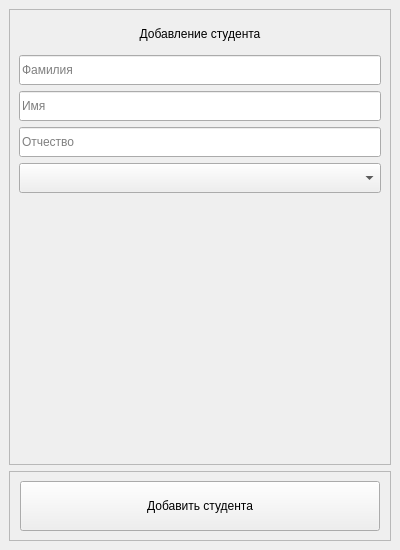
Old version of the form ui/adding_form.ui in the repository Gen1us02/PPOIS_2.
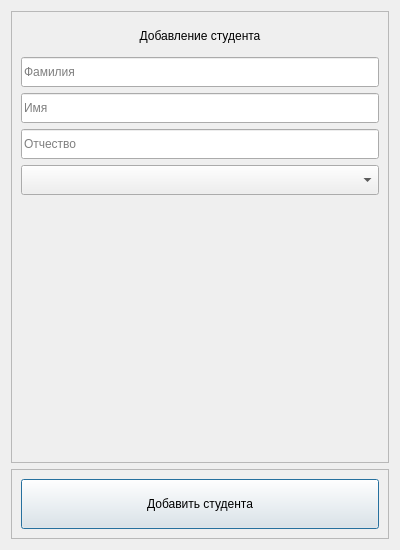
New version of the form.

The edit to the form file:
```diff
--- a/ui/adding_form.ui
+++ b/ui/adding_form.ui
@@ -1,7 +1,7 @@
 <?xml version="1.0" encoding="UTF-8"?>
 <ui version="4.0">
- <class>AddWindow</class>
- <widget class="QMainWindow" name="AddWindow">
+ <class>AddForm</class>
+ <widget class="QDialog" name="AddForm">
   <property name="geometry">
    <rect>
     <x>0</x>
@@ -25,7 +25,6 @@
   <property name="windowTitle">
    <string>MainWindow</string>
   </property>
-  <widget class="QWidget" name="centralwidget">
    <layout class="QVBoxLayout" name="verticalLayout_2">
     <item>
      <widget class="QFrame" name="frame">
@@ -178,7 +177,6 @@
      </widget>
     </item>
    </layout>
-  </widget>
  </widget>
  <resources/>
  <connections/>
```
Left out of the diff: 2 changed lines with no effect on the pictures. Lines whose indentation alone changed are shown as unchanged.
